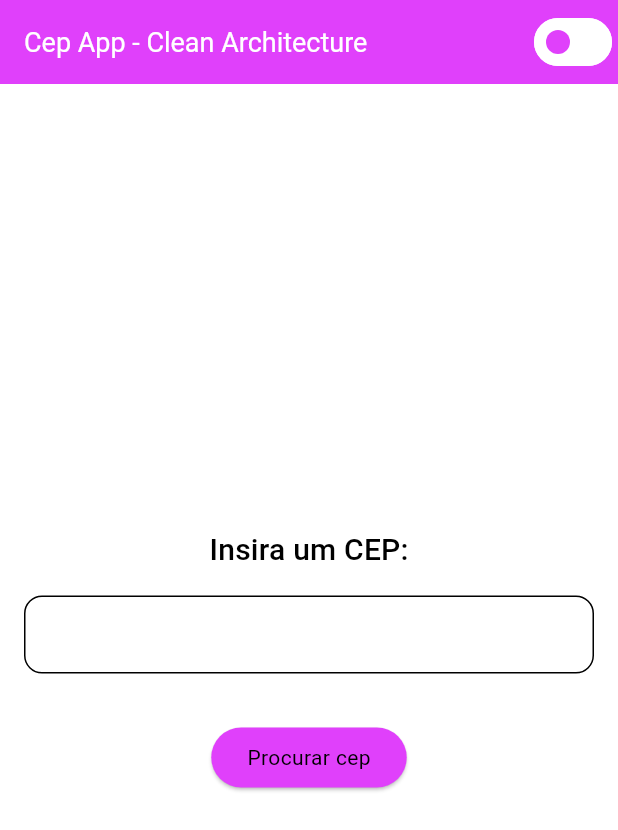
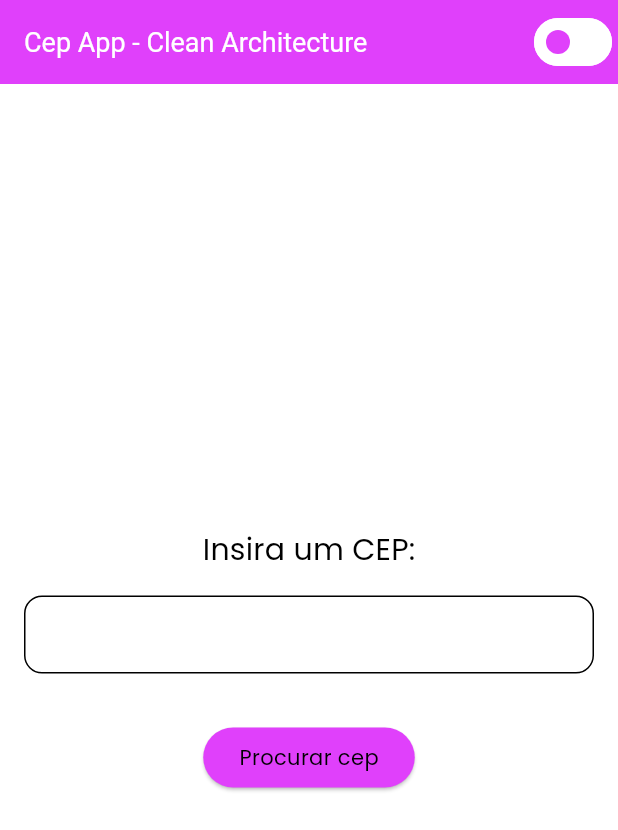
Before and after one commit to FlutterDicasBootcamp/flutter-clean-architecture-dart-3.0.0-riverpod, a Flutter app: the screen it shows after launch, on a phone screen of 412 x 824 dp. Shown: the top 830 px of the screen. Run offline on Flutter 3.47's test engine with Material 3 defaults, Android fonts, the phone set to English and light mode, and no system bars; our stand-ins replace dio, equatable, flutter_riverpod, shared_preferences.

Commit message:
feature: added Poppins font family

```diff
--- a/lib/shared/ui/theme/cep_app_theme.dart
+++ b/lib/shared/ui/theme/cep_app_theme.dart
@@ -2,8 +2,9 @@ import 'package:flutter/material.dart';
 import 'package:flutter_dicas_cep_clean_architecture/shared/ui/theme/cep_app_colors.dart';
 
 sealed class CepAppTheme {
-  static ThemeData get light => ThemeData(
+  static final ThemeData light = ThemeData(
     brightness: Brightness.light,
+    fontFamily: 'Poppins',
     colorScheme: ColorScheme(
       brightness: Brightness.light,
       primary: CepAppColors.primaryColor,
@@ -64,7 +65,7 @@ sealed class CepAppTheme {
     ),
   );
 
-  static ThemeData get dark => light.copyWith(
+  static final ThemeData dark = light.copyWith(
     appBarTheme: light.appBarTheme.copyWith(
       backgroundColor: Colors.black87,
       titleTextStyle: light.appBarTheme.titleTextStyle!.copyWith(
```
Also changed, not shown: pubspec.yaml (+5 -69 lines), assets/fonts/Poppins-Regular.ttf (added). Lines whose indentation alone changed are shown as unchanged.
